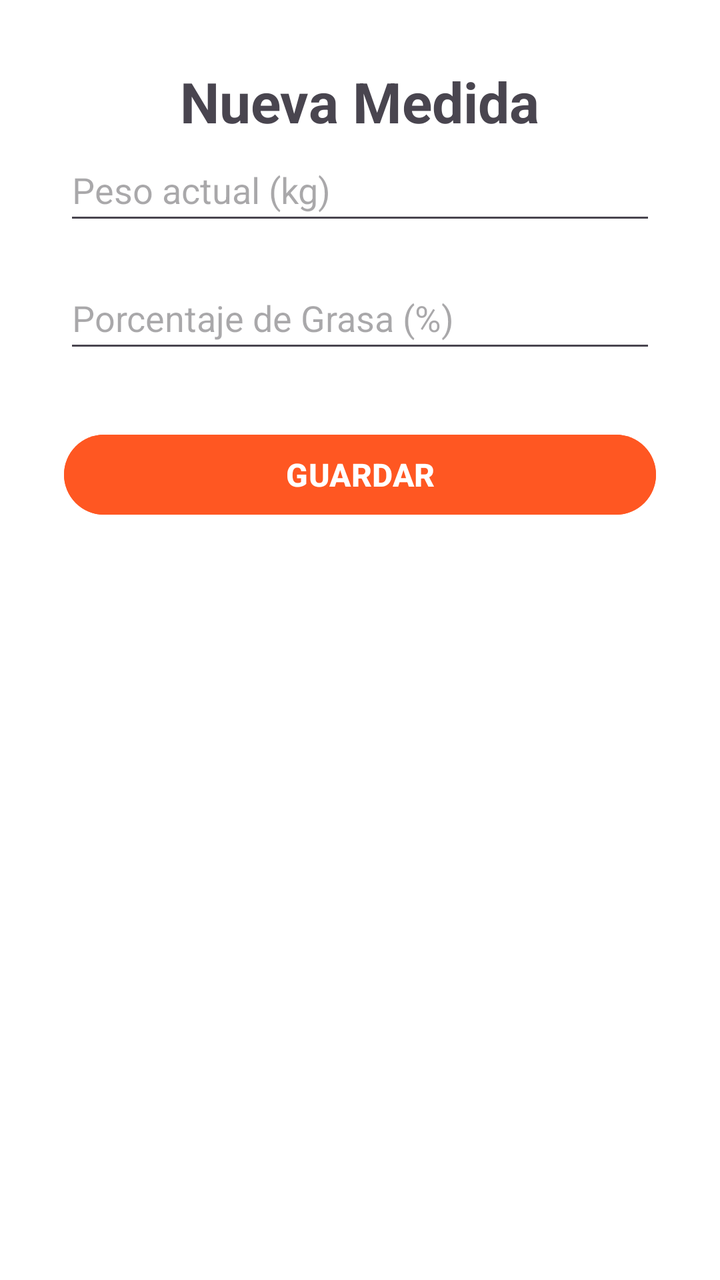
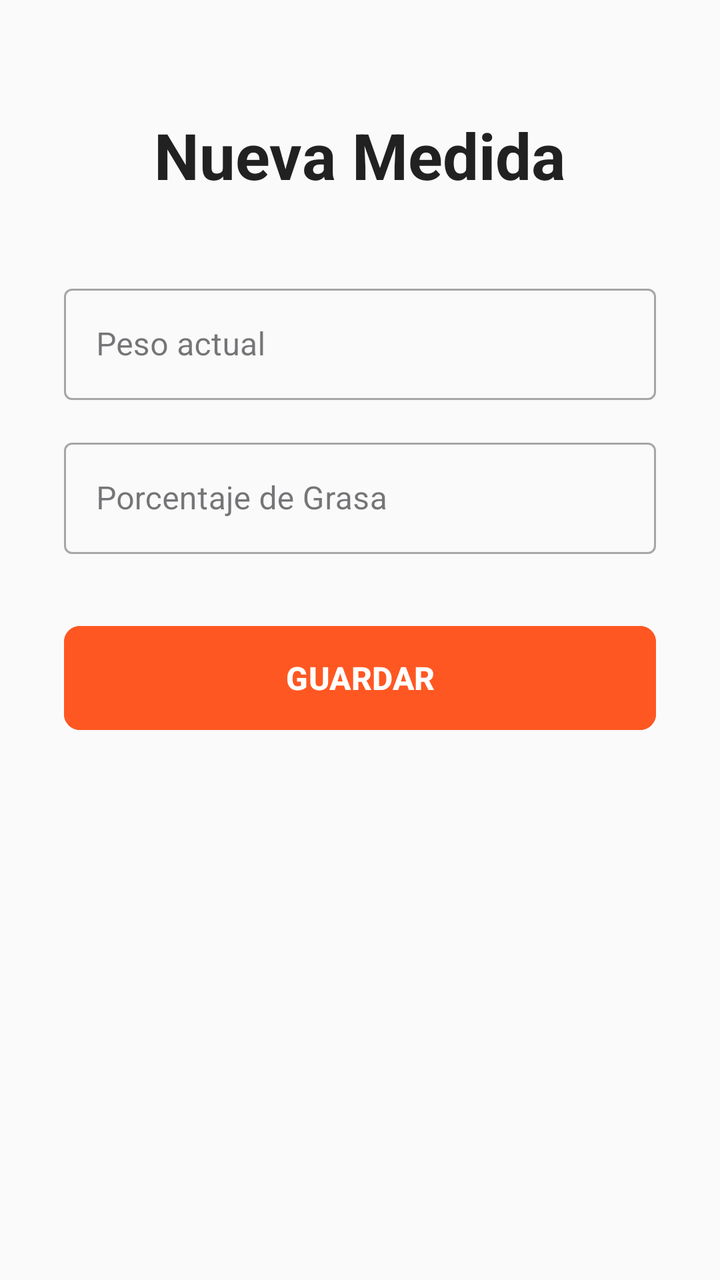

An Android layout rendered at two revisions. The XML below is the earlier revision; the diff shows what the commit changed to produce the second picture.
<!-- AndroidManifest.xml: application theme Theme.Aplicacion -->
<!-- res/layout/activity_nueva_medida.xml -->
<?xml version="1.0" encoding="utf-8"?>
<LinearLayout xmlns:android="http://schemas.android.com/apk/res/android"
    android:layout_width="match_parent"
    android:layout_height="match_parent"
    android:orientation="vertical"
    android:padding="32dp"
    android:gravity="center_horizontal"
    android:background="#FFFFFF"
    >
    <TextView
        android:layout_width="wrap_content"
        android:layout_height="wrap_content"
        android:text="Nueva Medida"
        android:textSize="28sp"
        android:textStyle="bold"/>

    <EditText
        android:layout_width="match_parent"
        android:layout_height="wrap_content"
        android:id="@+id/etNuevoPeso"
        android:hint="Peso actual (kg)"
        android:inputType="numberDecimal"
        android:minHeight="48dp"
        android:layout_marginBottom="16dp"/>

    <EditText
        android:layout_width="match_parent"
        android:layout_height="wrap_content"
        android:id="@+id/etGrasaNueva"
        android:hint="Porcentaje de Grasa (%)"
        android:inputType="numberDecimal"
        android:minHeight="48dp"
        android:layout_marginBottom="32dp"/>

    <Button
        android:layout_width="match_parent"
        android:layout_height="wrap_content"
        android:id="@+id/btnGuardarMedidaForm"
        android:textStyle="bold"
        android:text="GUARDAR"
        android:textSize="16sp"
        android:backgroundTint="#FF5722"/>

</LinearLayout>
<!-- resources referenced by this layout -->
<resources>
  <style name="Theme.Aplicacion" parent="Base.Theme.Aplicacion" />
  <style name="Base.Theme.Aplicacion" parent="Theme.Material3.DayNight.NoActionBar">
          
          
      </style>
</resources>

<!-- the commit's change to res/layout/activity_nueva_medida.xml (unified diff, before → after) -->
@@ -1,44 +1,79 @@
-<?xml version="1.0" encoding="utf-8"?>
-<LinearLayout xmlns:android="http://schemas.android.com/apk/res/android"
+<?xml version="1.0" encoding="UTF-8" ?>
+<ScrollView xmlns:android="http://schemas.android.com/apk/res/android"
+    xmlns:app="http://schemas.android.com/apk/res-auto"
     android:layout_width="match_parent"
     android:layout_height="match_parent"
-    android:orientation="vertical"
-    android:padding="32dp"
-    android:gravity="center_horizontal"
-    android:background="#FFFFFF"
-    >
-    <TextView
-        android:layout_width="wrap_content"
-        android:layout_height="wrap_content"
-        android:text="Nueva Medida"
-        android:textSize="28sp"
-        android:textStyle="bold"/>
+    android:fillViewport="true"
+    android:background="#FAFAFA">
 
-    <EditText
+    <LinearLayout
         android:layout_width="match_parent"
         android:layout_height="wrap_content"
-        android:id="@+id/etNuevoPeso"
-        android:hint="Peso actual (kg)"
-        android:inputType="numberDecimal"
-        android:minHeight="48dp"
-        android:layout_marginBottom="16dp"/>
+        android:orientation="vertical"
+        android:padding="32dp"
+        android:gravity="center_horizontal">
 
-    <EditText
-        android:layout_width="match_parent"
-        android:layout_height="wrap_content"
-        android:id="@+id/etGrasaNueva"
-        android:hint="Porcentaje de Grasa (%)"
-        android:inputType="numberDecimal"
-        android:minHeight="48dp"
-        android:layout_marginBottom="32dp"/>
+        
+        <TextView
+            android:layout_width="wrap_content"
+            android:layout_height="wrap_content"
+            android:text="Nueva Medida"
+            android:textSize="32sp"
+            android:textStyle="bold"
+            android:textColor="#212121"
+            android:layout_marginTop="24dp"
+            android:layout_marginBottom="40dp"/>
 
-    <Button
-        android:layout_width="match_parent"
-        android:layout_height="wrap_content"
-        android:id="@+id/btnGuardarMedidaForm"
-        android:textStyle="bold"
-        android:text="GUARDAR"
-        android:textSize="16sp"
-        android:backgroundTint="#FF5722"/>
+        
+        <com.google.android.material.textfield.TextInputLayout
+            style="@style/Widget.MaterialComponents.TextInputLayout.OutlinedBox"
+            android:layout_width="match_parent"
+            android:layout_height="wrap_content"
+            android:hint="Peso actual"
+            app:suffixText="kg"
+            android:layout_marginBottom="16dp">
 
-</LinearLayout>
+            <com.google.android.material.textfield.TextInputEditText
+                android:layout_width="match_parent"
+                android:layout_height="wrap_content"
+                android:id="@+id/etNuevoPeso"
+                android:inputType="numberDecimal"/>
+        </com.google.android.material.textfield.TextInputLayout>
+
+        
+        <com.google.android.material.textfield.TextInputLayout
+            android:layout_width="match_parent"
+            android:layout_height="wrap_content"
+            style="@style/Widget.MaterialComponents.TextInputLayout.OutlinedBox"
+            android:hint="Porcentaje de Grasa"
+            app:suffixText="%"
+            android:layout_marginBottom="32dp">
+
+            <com.google.android.material.textfield.TextInputEditText
+                android:layout_width="match_parent"
+                android:layout_height="wrap_content"
+                android:id="@+id/etGrasaNueva"
+                android:inputType="numberDecimal"/>
+        </com.google.android.material.textfield.TextInputLayout>
+
+        
+        <ProgressBar
+            android:layout_width="wrap_content"
+            android:layout_height="wrap_content"
+            android:id="@+id/progressBarNuevaMedida"
+            android:visibility="gone"
+            android:layout_marginBottom="16dp"/>
+
+        
+        <com.google.android.material.button.MaterialButton
+            android:layout_width="match_parent"
+            android:layout_height="60dp"
+            android:id="@+id/btnGuardarMediaForm"
+            android:text="GUARDAR"
+            android:textSize="16sp"
+            android:textStyle="bold"
+            android:backgroundTint="#FF5722"
+            app:cornerRadius="8dp"
+            android:layout_marginBottom="24dp"/>
+    </LinearLayout>
+</ScrollView>
